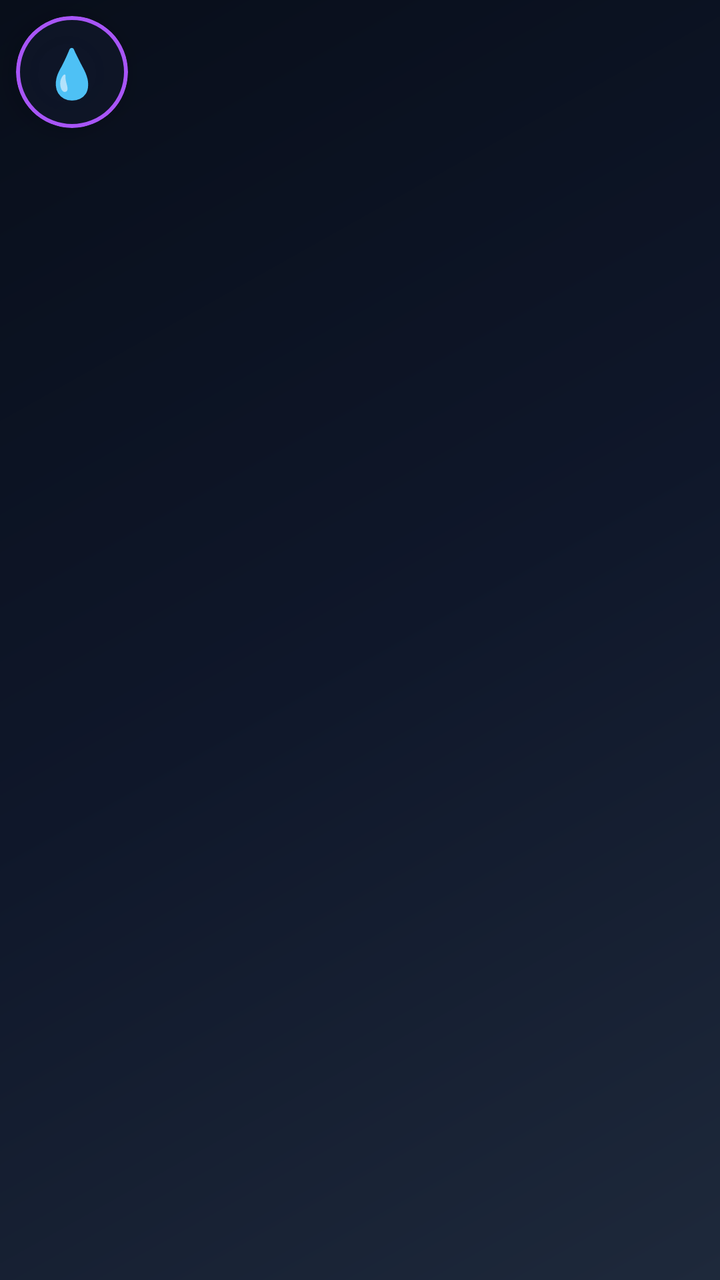
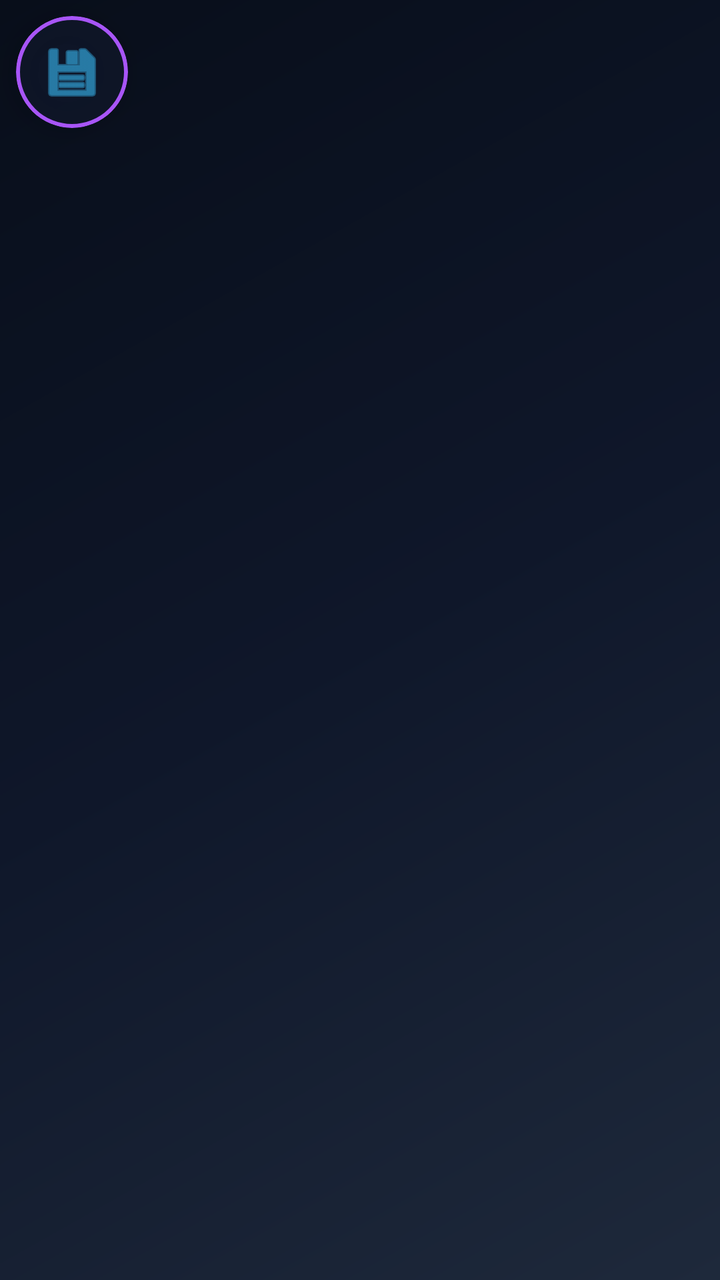

Before-and-after screenshots of an Android layout around one commit, followed by the original layout XML and the change that was made.
<!-- AndroidManifest.xml: application theme Theme.PolymathFileSystem -->
<!-- res/layout/layout_droplet.xml -->
<?xml version="1.0" encoding="utf-8"?>
<FrameLayout xmlns:android="http://schemas.android.com/apk/res/android"
    xmlns:app="http://schemas.android.com/apk/res-auto"
    android:layout_width="wrap_content"
    android:layout_height="wrap_content">

    <com.google.android.material.card.MaterialCardView
        android:id="@+id/droplet_card"
        android:layout_width="56dp"
        android:layout_height="56dp"
        android:layout_margin="8dp"
        app:cardCornerRadius="28dp"
        app:cardBackgroundColor="#CC0f172a"
        app:cardElevation="8dp"
        app:strokeColor="#a855f7"
        app:strokeWidth="2dp">

        <TextView
            android:layout_width="match_parent"
            android:layout_height="match_parent"
            android:gravity="center"
            android:text="💧"
            android:textSize="24sp" />

    </com.google.android.material.card.MaterialCardView>

</FrameLayout>
<!-- resources referenced by this layout -->
<resources>
  <style name="Theme.PolymathFileSystem" parent="Theme.Material3.DayNight.NoActionBar">
          <item name="colorPrimary">@color/ocean_primary</item>
          <item name="colorPrimaryDark">@color/ocean_primary_dark</item>
          <item name="colorAccent">@color/ocean_accent</item>
          <item name="android:windowBackground">@drawable/bg_fluid_gradient</item>
      </style>
  <color name="ocean_primary">#0077B6</color>
  <color name="ocean_primary_dark">#03045E</color>
  <color name="ocean_accent">#00B4D8</color>
  <!-- drawable bg_fluid_gradient (drawable) -->
  <?xml version="1.0" encoding="utf-8"?>
  <shape xmlns:android="http://schemas.android.com/apk/res/android"
      android:shape="rectangle">
      <gradient
          android:angle="135"
          android:startColor="#1e293b"
          android:centerColor="#0f172a"
          android:endColor="#080e1a"
          android:type="linear" />
  </shape>
</resources>

<!-- the commit's change to res/layout/layout_droplet.xml (unified diff, before → after) -->
@@ -15,12 +15,14 @@
         app:strokeColor="#a855f7"
         app:strokeWidth="2dp">
 
-        <TextView
+        <ImageView
+            android:id="@+id/droplet_icon"
             android:layout_width="match_parent"
             android:layout_height="match_parent"
-            android:gravity="center"
-            android:text="💧"
-            android:textSize="24sp" />
+            android:layout_gravity="center"
+            android:padding="12dp"
+            android:src="@android:drawable/ic_menu_save"
+            app:tint="#38bdf8" />
 
     </com.google.android.material.card.MaterialCardView>
 
